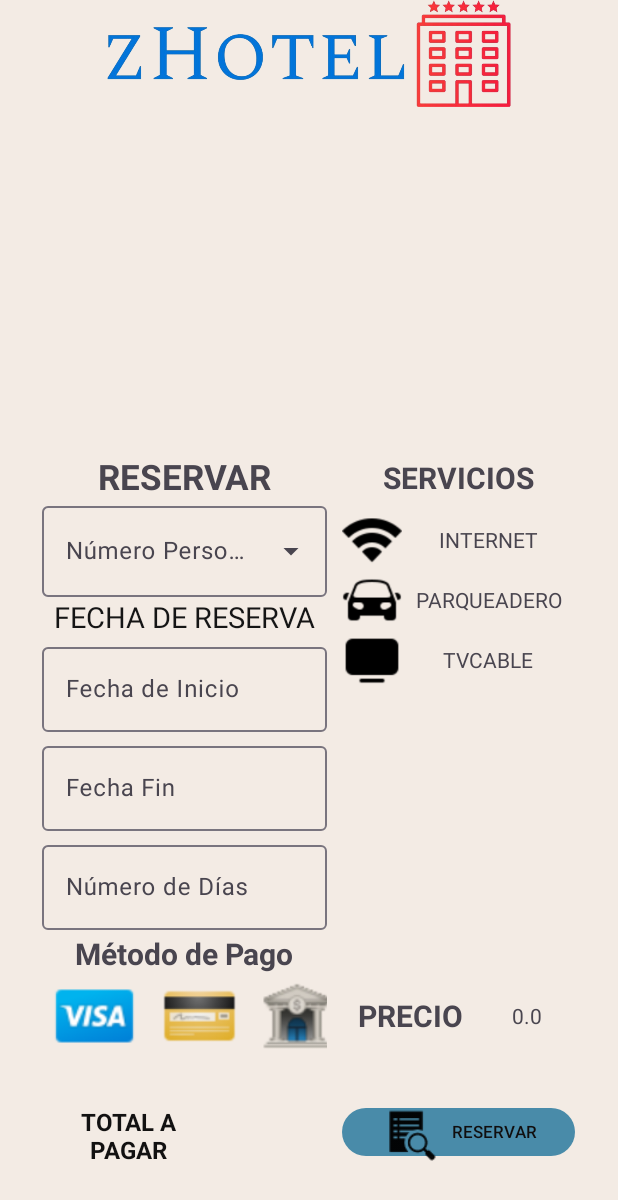
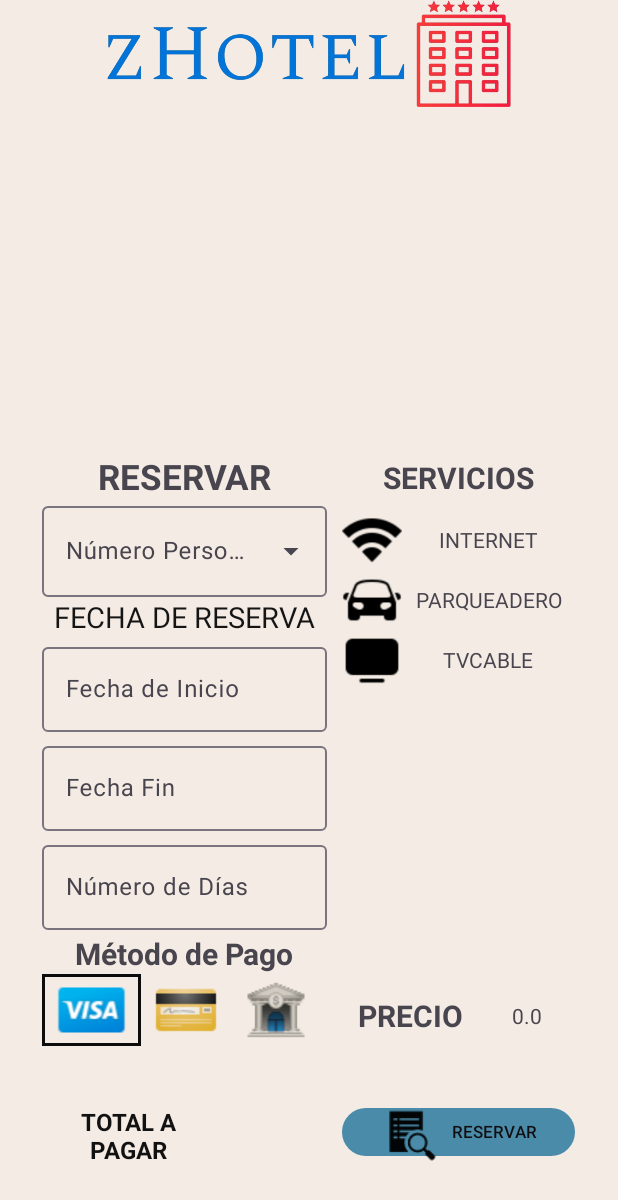
Before and after one commit to Sanchez70/ProyectoMovilWebM4A, an Android app: the PantallaReservar screen opened directly, with no data from a screen before it, after a tap on an icon or button, on a phone screen of 412 x 824 dp. Shown: the top 1200 px of the screen. Run offline under Robolectric (Android 15) with nearby library versions, the phone set to English and light mode, and no system bars; our stand-ins replace Volley; network calls fail.

Commit message:
final metodo de pago

```diff
--- a/app/src/main/java/com/ista/zhotel/PantallaReservar.java
+++ b/app/src/main/java/com/ista/zhotel/PantallaReservar.java
@@ -11,6 +11,8 @@ import android.content.Intent;
 import android.content.pm.ActivityInfo;
 import android.graphics.Bitmap;
 import android.graphics.Color;
+import android.graphics.drawable.ColorDrawable;
+import android.graphics.drawable.Drawable;
 import android.os.Build;
 import android.os.Bundle;
 import android.os.VibrationEffect;
@@ -18,6 +20,7 @@ import android.os.Vibrator;
 import android.util.Log;
 import android.view.View;
 import android.view.animation.BounceInterpolator;
+import android.view.animation.TranslateAnimation;
 import android.widget.ArrayAdapter;
 import android.widget.AutoCompleteTextView;
 import android.widget.Button;
@@ -113,6 +116,17 @@ public class PantallaReservar extends AppCompatActivity {
         scaleY.setInterpolator(new BounceInterpolator());
         scaleX.start();
         scaleY.start();
+
+        ImageView imagen = (ImageView) findViewById(R.id.pgTarjeta);
+        imagen.setOnClickListener(new View.OnClickListener() {
+            @Override
+            public void onClick(View v) {
+                TranslateAnimation animacion = new TranslateAnimation(0, 100, 0, 100);
+                animacion.setDuration(1000); // duración en milisegundos
+                animacion.setFillAfter(false); // Si quieres que la imagen se quede en la posición final
+                imagen.startAnimation(animacion);
+            }
+        });
 
         spnPersonas = findViewById(R.id.nroPersonas);
         adaptarImagen= findViewById(R.id.imagenBase);
@@ -536,32 +550,36 @@ public void crearEncabezad(){
         }
 
     private void asignarPago(){
-            ImageView pagoTarjeta = findViewById(R.id.pgTarjeta);
-            ImageView pagoTransferencia = findViewById(R.id.pgtransfer);
-            ImageView pagoEfectivo = findViewById(R.id.pgEfectivo);
+        final ImageView pagoTarjeta = findViewById(R.id.pgTarjeta);
+        final ImageView pagoTransferencia = findViewById(R.id.pgtransfer);
+        final ImageView pagoEfectivo = findViewById(R.id.pgEfectivo);
+
         pagoTarjeta.setOnClickListener(new View.OnClickListener() {
             @Override
             public void onClick(View v) {
                 idPago=1l;
-                    Log.d("He","Pago "+ idPago);
+                pagoTarjeta.setBackgroundResource(R.drawable.border_red);
+                pagoTransferencia.setBackground(null);
+                pagoEfectivo.setBackground(null);
             }
         });
-
         pagoTransferencia.setOnClickListener(new View.OnClickListener() {
             @Override
             public void onClick(View v) {
                 idPago=2l;
-                    Log.d("He","Pago "+ idPago);
+                pagoTransferencia.setBackgroundResource(R.drawable.border_red);
+                pagoTarjeta.setBackground(null);
+                pagoEfectivo.setBackground(null);
             }
         });
-
         pagoEfectivo.setOnClickListener(new View.OnClickListener() {
             @Override
             public void onClick(View v) {
                 idPago=3l;
-                    Log.d("He","Pago "+ idPago);
+                pagoEfectivo.setBackgroundResource(R.drawable.border_red);
+                pagoTarjeta.setBackground(null);
+                pagoTransferencia.setBackground(null);
             }
         });
     }
-
 }
--- /dev/null
+++ b/app/src/main/res/drawable/border_red.xml
@@ -0,0 +1,5 @@
+<?xml version="1.0" encoding="utf-8"?>
+<shape xmlns:android="http://schemas.android.com/apk/res/android">
+    <solid android:color="#00000000" />
+    <stroke android:width="2dp" android:color="#0C0C0C" />
+</shape>
--- a/app/src/main/res/layout/activity_pantalla_reservar.xml
+++ b/app/src/main/res/layout/activity_pantalla_reservar.xml
@@ -97,9 +97,7 @@
                 android:id="@+id/textView12"
                 android:layout_width="wrap_content"
                 android:layout_height="wrap_content"
-                android:gravity="center"
                 android:text="FECHA DE RESERVA"
-                android:textAlignment="viewStart"
                 android:textColor="#151515"
                 android:textSize="19sp" />
 
@@ -197,22 +195,22 @@
 
                 <ImageView
                     android:id="@+id/pgTarjeta"
-                    android:layout_width="70dp"
-                    android:layout_height="match_parent"
+                    android:layout_width="66dp"
+                    android:layout_height="wrap_content"
                     app:srcCompat="@drawable/icons8_visa_48"
                     tools:srcCompat="@drawable/icons8_visa_48" />
 
                 <ImageView
                     android:id="@+id/pgtransfer"
-                    android:layout_width="70dp"
-                    android:layout_height="match_parent"
+                    android:layout_width="60dp"
+                    android:layout_height="wrap_content"
                     app:srcCompat="@drawable/icons8_emoji_de_tarjeta_de_cr_dito_48"
                     tools:srcCompat="@drawable/icons8_emoji_de_tarjeta_de_cr_dito_48" />
 
                 <ImageView
                     android:id="@+id/pgEfectivo"
                     android:layout_width="60dp"
-                    android:layout_height="match_parent"
+                    android:layout_height="wrap_content"
                     app:srcCompat="@drawable/icons8_banco_48"
                     tools:srcCompat="@drawable/icons8_banco_48" />
             </LinearLayout>
```
Lines whose indentation alone changed are shown as unchanged.
